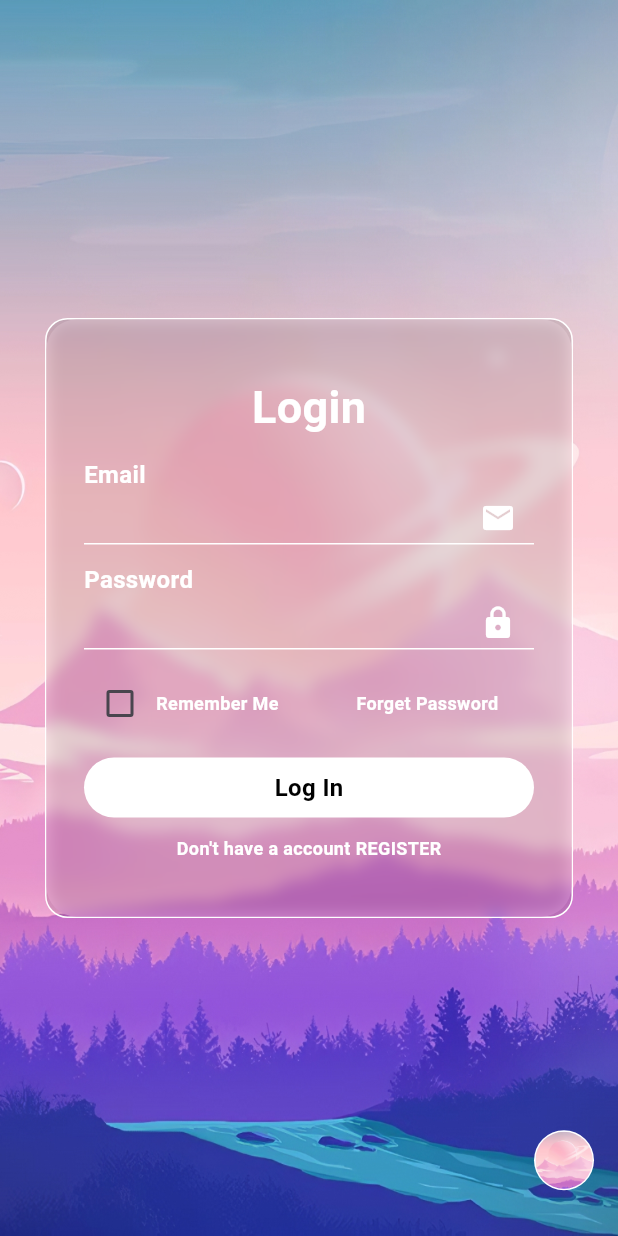
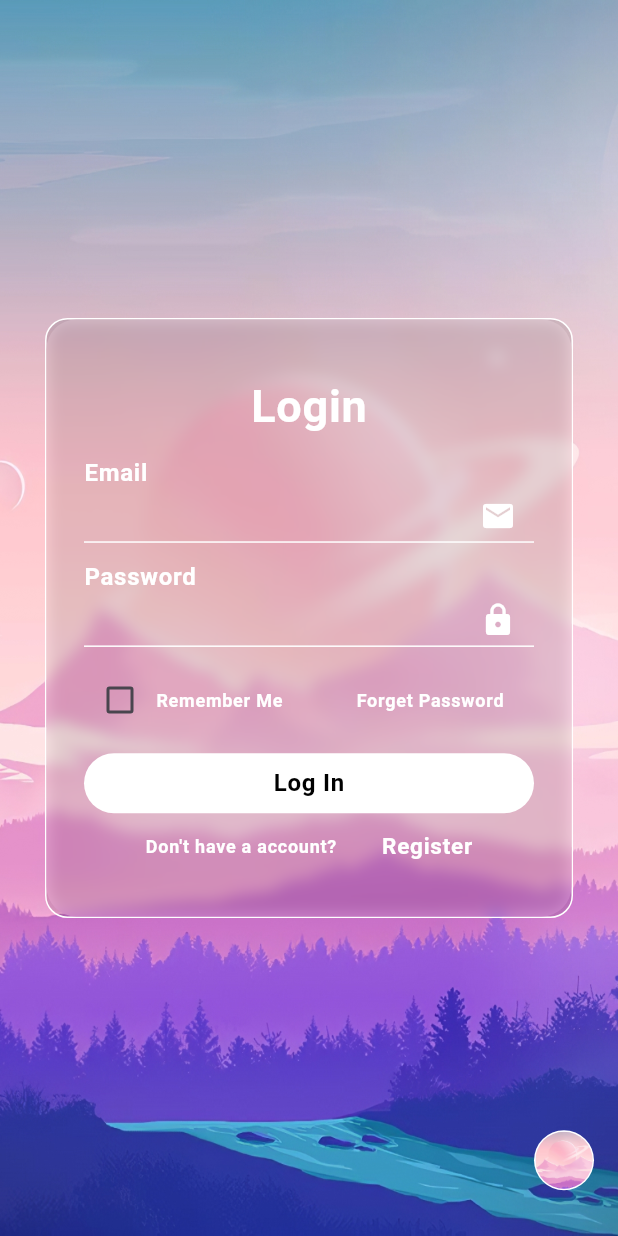
Before and after one commit to stp2003/Cool-Flutter-UIs, a Flutter app: the screen it shows after launch, on a phone screen of 412 x 824 dp. Run offline on Flutter 3.47's test engine with Material 3 defaults, Android fonts, the phone set to English and light mode, and no system bars.

Commit message:
ui fixes

```diff
--- a/lib/screens/login/utils/text_utils.dart
+++ b/lib/screens/login/utils/text_utils.dart
@@ -22,6 +22,7 @@ class TextUtil extends StatelessWidget {
         color: color ?? Colors.white,
         fontSize: size ?? 16,
         fontWeight: weight == null ? FontWeight.w600 : FontWeight.w700,
+        letterSpacing: 0.5,
       ),
     );
   }
--- a/lib/screens/login/views/login_view.dart
+++ b/lib/screens/login/views/login_view.dart
@@ -16,7 +16,6 @@ class LoginScreen extends StatefulWidget {
 class _LoginScreenState extends State<LoginScreen> {
   int selectedIndex = 0;
   bool showOption = false;
-
   bool checkTheBox = false;
 
   check() {
@@ -152,9 +151,7 @@ class _LoginScreenState extends State<LoginScreen> {
                       ),
                     ),
                     const Spacer(),
-                    const TextUtil(
-                      text: "Email",
-                    ),
+                    const TextUtil(text: "Email"),
                     Container(
                       height: 35,
                       decoration: const BoxDecoration(
@@ -238,10 +235,21 @@ class _LoginScreenState extends State<LoginScreen> {
                     ),
                     const Spacer(),
                     const Center(
-                      child: TextUtil(
-                        text: "Don't have a account REGISTER",
-                        size: 12,
-                        weight: true,
+                      child: Row(
+                        mainAxisAlignment: MainAxisAlignment.center,
+                        children: [
+                          TextUtil(
+                            text: "Don't have a account?",
+                            size: 12,
+                            weight: true,
+                          ),
+                          SizedBox(width: 30.0),
+                          TextUtil(
+                            text: "Register",
+                            size: 15.0,
+                            weight: true,
+                          ),
+                        ],
                       ),
                     ),
                     const Spacer(),
```
